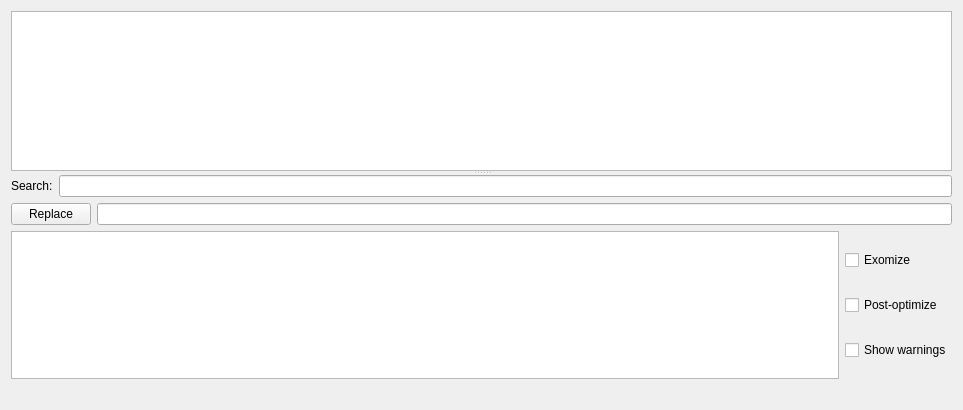
Above: source/trsedocuments/formraseditor.ui from leuat/TRSE before the change. Below: the same form after it.
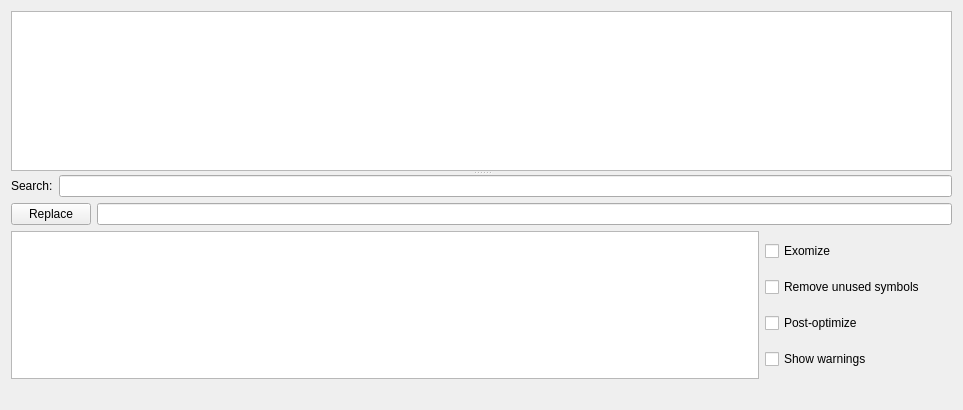
That is the form after the change. Custom widgets are drawn as their Qt base class.

Commit message: Symbol removal done proper

Diff of the .ui file:
```diff
--- a/source/trsedocuments/formraseditor.ui
+++ b/source/trsedocuments/formraseditor.ui
@@ -70,7 +70,7 @@
         </layout>
        </item>
        <item>
-        <layout class="QHBoxLayout" name="horizontalLayout_5">
+        <layout class="QHBoxLayout" name="horizontalLayout_5" stretch="4,1">
          <item>
           <widget class="QTextEdit" name="txtOutput">
            <property name="readOnly">
@@ -80,24 +80,31 @@
          </item>
          <item>
           <layout class="QGridLayout" name="gridLayout_4">
-           <item row="0" column="0">
-            <widget class="QCheckBox" name="chkExomize">
+           <item row="3" column="0">
+            <widget class="QCheckBox" name="chkWarnings">
              <property name="text">
-              <string>Exomize</string>
+              <string>Show warnings</string>
              </property>
             </widget>
            </item>
            <item row="1" column="0">
+            <widget class="QCheckBox" name="chkRemoveUnusedSymbols">
+             <property name="text">
+              <string>Remove unused symbols</string>
+             </property>
+            </widget>
+           </item>
+           <item row="2" column="0">
             <widget class="QCheckBox" name="chkPostOpt">
              <property name="text">
               <string>Post-optimize</string>
              </property>
             </widget>
            </item>
-           <item row="2" column="0">
-            <widget class="QCheckBox" name="chkWarnings">
+           <item row="0" column="0">
+            <widget class="QCheckBox" name="chkExomize">
              <property name="text">
-              <string>Show warnings</string>
+              <string>Exomize</string>
              </property>
             </widget>
            </item>
```
The commit also changes 22 other files.
